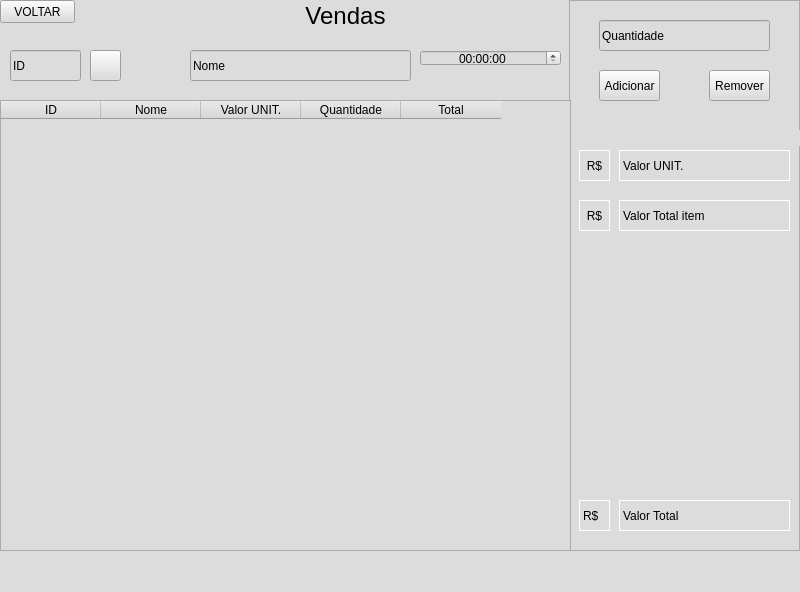
First picture: the form in telas/tela_vendas.ui, repository Faeldh/APP_Junina, before the edit.
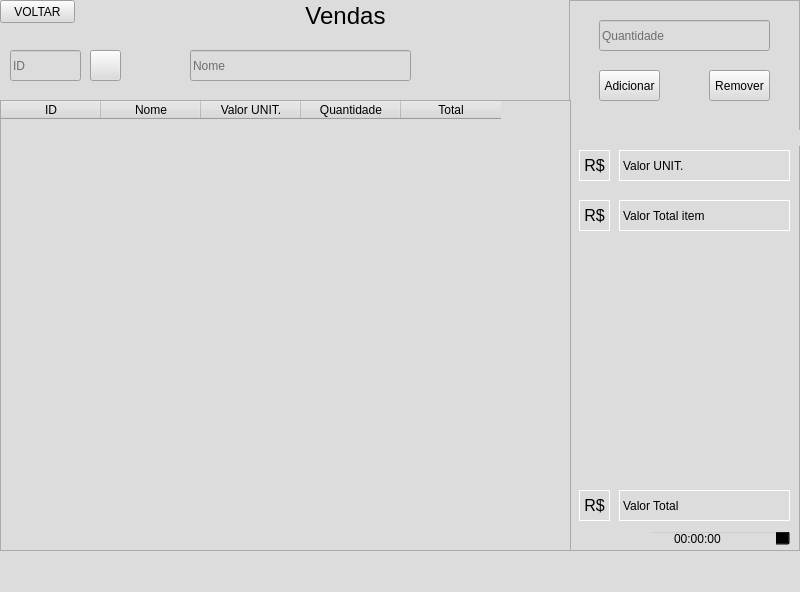
Second picture: the form after the edit. Icons and pictures are not drawn.

```diff
--- a/telas/tela_vendas.ui
+++ b/telas/tela_vendas.ui
@@ -47,6 +47,9 @@
      </rect>
     </property>
     <property name="text">
+     <string/>
+    </property>
+    <property name="placeholderText">
      <string>ID</string>
     </property>
    </widget>
@@ -88,6 +91,9 @@
      </rect>
     </property>
     <property name="text">
+     <string/>
+    </property>
+    <property name="placeholderText">
      <string>Nome</string>
     </property>
    </widget>
@@ -147,6 +153,9 @@
       </rect>
      </property>
      <property name="text">
+      <string/>
+     </property>
+     <property name="placeholderText">
       <string>Quantidade</string>
      </property>
     </widget>
@@ -180,7 +189,7 @@
      <property name="geometry">
       <rect>
        <x>50</x>
-       <y>500</y>
+       <y>490</y>
        <width>171</width>
        <height>31</height>
       </rect>
@@ -192,22 +201,6 @@
       <string>Valor Total</string>
      </property>
     </widget>
-    <widget class="QLabel" name="label_3">
-     <property name="geometry">
-      <rect>
-       <x>10</x>
-       <y>500</y>
-       <width>31</width>
-       <height>31</height>
-      </rect>
-     </property>
-     <property name="styleSheet">
-      <string notr="true">border: 1px solid white;</string>
-     </property>
-     <property name="text">
-      <string>R$</string>
-     </property>
-    </widget>
     <widget class="QLabel" name="labelValorUNIT">
      <property name="geometry">
       <rect>
@@ -249,6 +242,14 @@
        <height>31</height>
       </rect>
      </property>
+     <property name="font">
+      <font>
+       <family>Arial</family>
+       <pointsize>12</pointsize>
+       <weight>50</weight>
+       <bold>false</bold>
+      </font>
+     </property>
      <property name="styleSheet">
       <string notr="true">border: 1px solid white;</string>
      </property>
@@ -268,6 +269,14 @@
        <height>31</height>
       </rect>
      </property>
+     <property name="font">
+      <font>
+       <family>Arial</family>
+       <pointsize>12</pointsize>
+       <weight>50</weight>
+       <bold>false</bold>
+      </font>
+     </property>
      <property name="styleSheet">
       <string notr="true">border: 1px solid white;</string>
      </property>
@@ -278,6 +287,50 @@
       <set>Qt::AlignCenter</set>
      </property>
     </widget>
+    <widget class="QLabel" name="label_8">
+     <property name="geometry">
+      <rect>
+       <x>10</x>
+       <y>490</y>
+       <width>31</width>
+       <height>31</height>
+      </rect>
+     </property>
+     <property name="font">
+      <font>
+       <family>Arial</family>
+       <pointsize>12</pointsize>
+       <weight>50</weight>
+       <bold>false</bold>
+      </font>
+     </property>
+     <property name="styleSheet">
+      <string notr="true">border: 1px solid white;</string>
+     </property>
+     <property name="text">
+      <string>R$</string>
+     </property>
+     <property name="alignment">
+      <set>Qt::AlignCenter</set>
+     </property>
+    </widget>
+    <widget class="QTimeEdit" name="timeEdit">
+     <property name="geometry">
+      <rect>
+       <x>80</x>
+       <y>530</y>
+       <width>141</width>
+       <height>16</height>
+      </rect>
+     </property>
+     <property name="styleSheet">
+      <string notr="true">padding-left:20px;
+background-color: transparent;</string>
+     </property>
+     <property name="alignment">
+      <set>Qt::AlignLeading|Qt::AlignLeft|Qt::AlignVCenter</set>
+     </property>
+    </widget>
    </widget>
    <widget class="QTableWidget" name="tableVendas">
     <property name="geometry">
@@ -314,19 +367,6 @@
      </property>
     </column>
    </widget>
-   <widget class="QTimeEdit" name="timeEdit">
-    <property name="geometry">
-     <rect>
-      <x>420</x>
-      <y>50</y>
-      <width>141</width>
-      <height>16</height>
-     </rect>
-    </property>
-    <property name="alignment">
-     <set>Qt::AlignCenter</set>
-    </property>
-   </widget>
   </widget>
   <widget class="QMenuBar" name="menubar">
    <property name="geometry">
```
Left out of the diff: 3 changed lines with no effect on the pictures.
